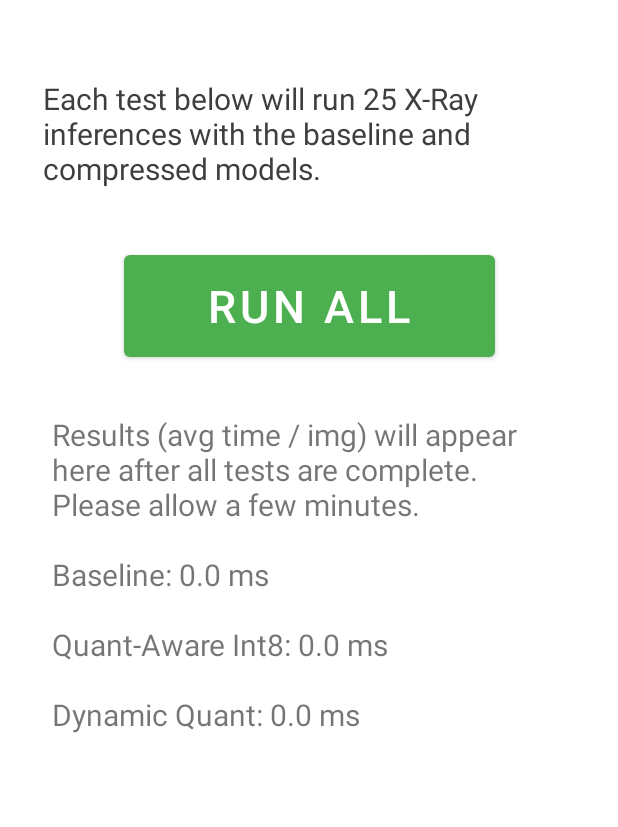
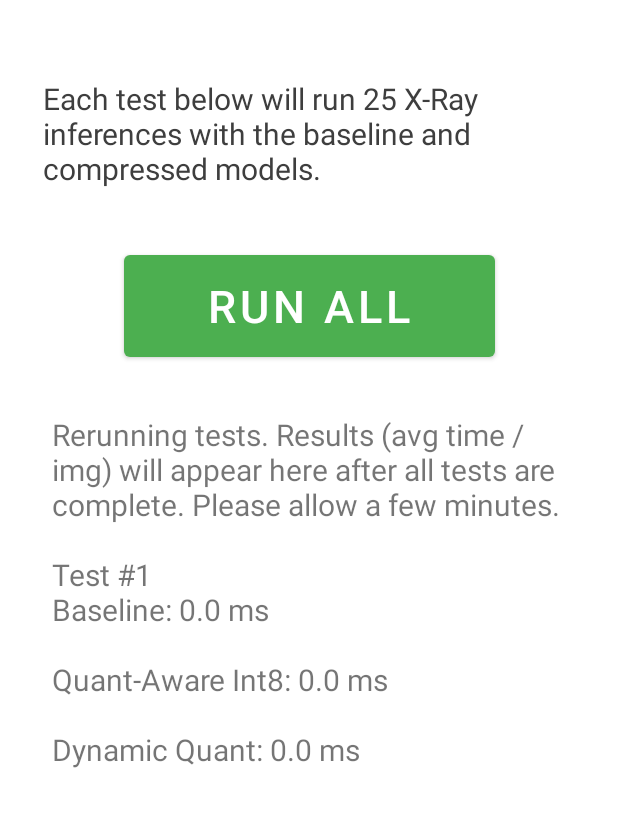
Before and after one commit to sunbiz/LowPoweredTFmodels_BenchmarkApp, an Android app: the screen it shows after launch (MainActivity), after a tap on "RUN ALL", on a phone screen of 412 x 824 dp, the part 84-911 px from its top. Run offline under Robolectric (Android 15) with nearby library versions, the phone set to English and light mode, and no system bars; 4 statements that could not run were skipped.

Commit message:
Add test # to results output

```diff
--- a/app/src/main/java/com/example/tflitemodelbenchmarking/MainActivity.java
+++ b/app/src/main/java/com/example/tflitemodelbenchmarking/MainActivity.java
@@ -29,6 +29,7 @@ public class MainActivity extends AppCompatActivity {
   private static String[] labels = {"Atelectasis", "Cardiomegaly", "Effusion", "Infiltration",
     "Mass", "Nodule", "Pneumonia", "Pneumothorax", "Consolidation", "Edema", "Emphysema",
     "Fibrosis", "Pleural_Thickening", "Hernia"};
+  private int runCount = 1;
 
   // Initialize interpreter with GPU delegate
   Interpreter.Options options = new Interpreter.Options();
@@ -47,8 +48,12 @@ public class MainActivity extends AppCompatActivity {
   }
 
   public void run_all(View view) throws IOException {
-    int numIterations = 1;
+    // Reset text if necessary
+    TextView resultsBox = (TextView) findViewById(R.id.resultsView);
+    resultsBox.setText(R.string.results_on_rerunning_tests);
+    resultsBox.append("\nTest #" + runCount++);
 
+    int numIterations = 1; // Increase this to get a more accurate result
     runTestNTimes("chexnet_kaggle_tflite_no_quantization.tflite", numIterations, MODEL_TYPE.FLOAT_MODEL, "Baseline");
     runTestNTimes("QAT_int_8_v1.tflite", numIterations, MODEL_TYPE.FLOAT_MODEL, "Quant-Aware Int8");
     runTestNTimes("chexnet_kaggle_tflite_dynamic_quantization.tflite", numIterations, MODEL_TYPE.FLOAT_MODEL, "Dynamic Quant");
--- a/app/src/main/res/values/strings.xml
+++ b/app/src/main/res/values/strings.xml
@@ -8,4 +8,5 @@
 
     <string name="home_screen_text">Each test below will run 25 X-Ray inferences with the baseline and compressed models. </string>
   <string name="results_will_appear_here_avg_time_img">Results (avg time / img) will appear here after all tests are complete. Please allow a few minutes. \n </string>
+  <string name="results_on_rerunning_tests">Rerunning tests. Results (avg time / img) will appear here after all tests are complete. Please allow a few minutes. \n </string>
 </resources>
```
